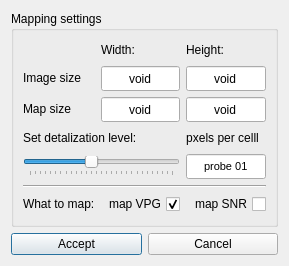
The window that Sources/mappingdialog.ui (pi-null-mezon/QPULSECAPTURE) describes before a commit, drawn with Qt 5.
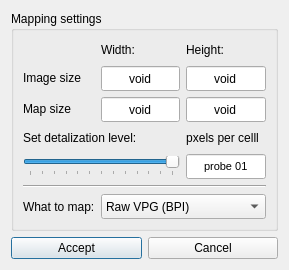
The same window after the commit.

Diff of the .ui file:
```diff
--- a/Sources/mappingdialog.ui
+++ b/Sources/mappingdialog.ui
@@ -160,7 +160,7 @@
          <number>16</number>
         </property>
         <property name="maximum">
-         <number>128</number>
+         <number>64</number>
         </property>
         <property name="singleStep">
          <number>1</number>
@@ -333,25 +333,6 @@
         </property>
        </widget>
       </item>
-      <item row="10" column="1">
-       <widget class="QCheckBox" name="cbVPG">
-        <property name="sizePolicy">
-         <sizepolicy hsizetype="Expanding" vsizetype="Fixed">
-          <horstretch>0</horstretch>
-          <verstretch>0</verstretch>
-         </sizepolicy>
-        </property>
-        <property name="layoutDirection">
-         <enum>Qt::RightToLeft</enum>
-        </property>
-        <property name="text">
-         <string>map VPG</string>
-        </property>
-        <property name="checked">
-         <bool>true</bool>
-        </property>
-       </widget>
-      </item>
       <item row="10" column="0">
        <widget class="QLabel" name="label_7">
         <property name="text">
@@ -359,20 +340,46 @@
         </property>
        </widget>
       </item>
-      <item row="10" column="2">
-       <widget class="QCheckBox" name="cbSNR">
-        <property name="sizePolicy">
-         <sizepolicy hsizetype="Expanding" vsizetype="Fixed">
-          <horstretch>0</horstretch>
-          <verstretch>0</verstretch>
-         </sizepolicy>
+      <item row="10" column="1" colspan="2">
+       <widget class="QComboBox" name="CBType">
+        <property name="minimumSize">
+         <size>
+          <width>0</width>
+          <height>25</height>
+         </size>
+        </property>
+        <property name="baseSize">
+         <size>
+          <width>0</width>
+          <height>0</height>
+         </size>
         </property>
         <property name="layoutDirection">
-         <enum>Qt::RightToLeft</enum>
+         <enum>Qt::LeftToRight</enum>
         </property>
-        <property name="text">
-         <string>map SNR</string>
+        <property name="maxCount">
+         <number>2147483647</number>
         </property>
+        <item>
+         <property name="text">
+          <string>Raw VPG (BPI)</string>
+         </property>
+        </item>
+        <item>
+         <property name="text">
+          <string>Smooth VPG</string>
+         </property>
+        </item>
+        <item>
+         <property name="text">
+          <string>Binary VPG</string>
+         </property>
+        </item>
+        <item>
+         <property name="text">
+          <string>SNR imaging</string>
+         </property>
+        </item>
        </widget>
       </item>
      </layout>
```
Left out of the diff: 96 changed lines with no effect on the pictures.
